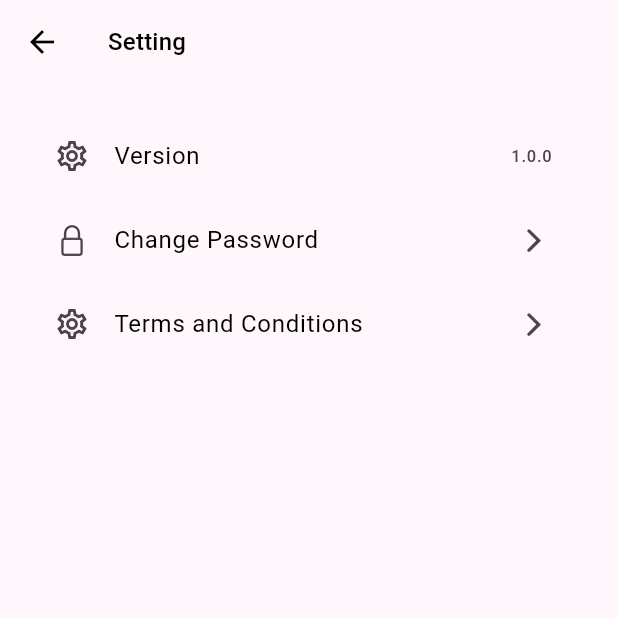
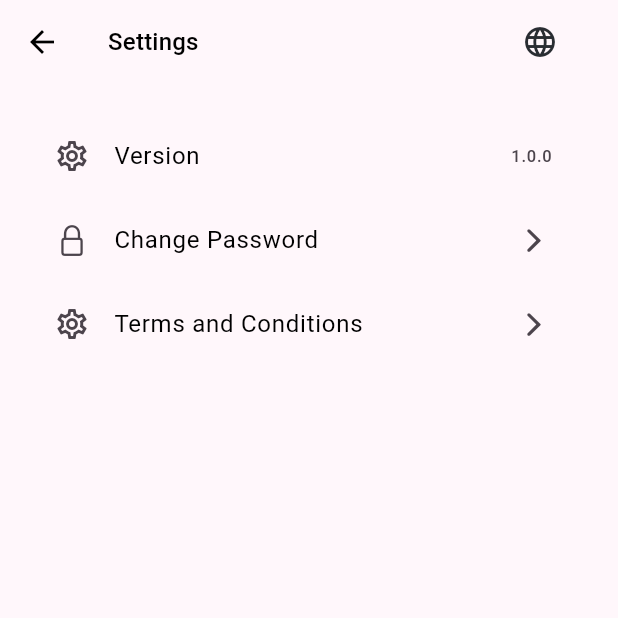
Before and after one commit to NBG-Software/interns-talk-mobile, a Flutter app: the SettingPage screen opened directly, on a phone screen of 412 x 824 dp, the top half of it. Run offline on Flutter 3.47's test engine with Material 3 defaults, Android fonts, the phone set to English and light mode, and no system bars; our stand-ins replace dio, equatable, flutter_bloc, flutter_secure_storage, get_it, image_picker and 3 more; missing offline and left inert: chatview; accounts and stored records are empty; generated files the repository leaves out were written again; network calls fail.

Commit message:
Add localization support with English and Burmese languages

```diff
--- /dev/null
+++ b/l10n.yaml
@@ -0,0 +1,3 @@
+arb-dir: lib/l10n
+template-arb-file: app_en.arb
+output-localization-file: app_localizations.dart
--- /dev/null
+++ b/lib/common/language_constants.dart
@@ -0,0 +1,10 @@
+import 'package:flutter/material.dart';
+import 'package:flutter_gen/gen_l10n/app_localizations.dart';
+
+const String LANGUAGE_CODE = 'languageCode';
+const String ENGLISH = 'en';
+const String BURMESE = 'my';
+
+AppLocalizations translation(BuildContext context) {
+  return AppLocalizations.of(context)!;
+}
--- a/lib/main.dart
+++ b/lib/main.dart
@@ -1,6 +1,7 @@
 import 'package:flutter/material.dart';
 import 'package:flutter/services.dart';
 import 'package:flutter_bloc/flutter_bloc.dart';
+import 'package:interns_talk_mobile/data/datasources/language_service.dart';
 import 'package:interns_talk_mobile/di/injection.dart';
 import 'package:interns_talk_mobile/ui/bloc/auth_bloc.dart';
 import 'package:interns_talk_mobile/ui/bloc/chat_room_bloc.dart';
@@ -9,6 +10,7 @@ import 'package:interns_talk_mobile/ui/bloc/profile_bloc.dart';
 import 'package:interns_talk_mobile/ui/bloc/splash_bloc.dart';
 import 'package:interns_talk_mobile/ui/pages/splash_screen.dart';
 import 'package:interns_talk_mobile/utils/colors.dart';
+import 'package:flutter_gen/gen_l10n/app_localizations.dart';
 
 Future<void> main() async {
   WidgetsFlutterBinding.ensureInitialized();
@@ -29,13 +31,49 @@ Future<void> main() async {
   );
 }
 
-class MyApp extends StatelessWidget {
+class MyApp extends StatefulWidget {
   const MyApp({super.key});
+
+  @override
+  State<MyApp> createState() => _MyAppState();
+
+  static void setLocale(BuildContext context, String languageCode) {
+    _MyAppState? state = context.findAncestorStateOfType<_MyAppState>();
+    state?.setLocale(languageCode);
+  }
+}
+
+class _MyAppState extends State<MyApp> {
+  Locale? _locale;
+  final LanguageService languageService = getIt<LanguageService>();
+
+  setLocale(String languageCode) {
+    languageService.setLocale(languageCode);
+    setState(() {
+      _locale = Locale(languageCode);
+    });
+  }
+
+  @override
+  void didChangeDependencies() {
+    languageService
+        .getLocale()
+        .then((locale) => setLocale(locale.languageCode));
+    super.didChangeDependencies();
+  }
+
+  @override
+  void initState() {
+    super.initState();
+  }
 
   @override
   Widget build(BuildContext context) {
     return MaterialApp(
       debugShowCheckedModeBanner: false,
+      localizationsDelegates: AppLocalizations.localizationsDelegates,
+      supportedLocales: AppLocalizations.supportedLocales,
+      locale: _locale,
       theme: ThemeData(
         textTheme: TextTheme(
             titleLarge: TextStyle(
--- a/lib/ui/pages/login_page.dart
+++ b/lib/ui/pages/login_page.dart
@@ -11,6 +11,7 @@ import 'package:interns_talk_mobile/utils/colors.dart';
 import 'package:interns_talk_mobile/utils/dimens.dart';
 import 'package:interns_talk_mobile/utils/images.dart';
 import 'package:interns_talk_mobile/utils/string.dart';
+import 'package:flutter_gen/gen_l10n/app_localizations.dart';
 
 class LoginPage extends StatefulWidget {
   const LoginPage({super.key});
@@ -127,7 +128,7 @@ class _BodyViewState extends State<_BodyView> {
                         iconColor: kIconColorGrey,
                         keyboardType: TextInputType.emailAddress,
                         autoValidateMode: AutovalidateMode.onUserInteraction,
-                        hintText: kEmailHintText,
+                        hintText: AppLocalizations.of(context)!.emailHint,
                         validator: Validators.emailValidator,
                         fillColor: kTextFieldContainer,
                         hintTextColor: kHintTextColor,
--- a/lib/ui/pages/setting_page.dart
+++ b/lib/ui/pages/setting_page.dart
@@ -1,8 +1,10 @@
 import 'package:flutter/cupertino.dart';
 import 'package:flutter/material.dart';
+import 'package:interns_talk_mobile/common/language_constants.dart';
+import 'package:interns_talk_mobile/ui/pages/language_page.dart';
 import 'package:interns_talk_mobile/ui/pages/terms_page.dart';
+import 'package:interns_talk_mobile/utils/colors.dart';
 import 'package:package_info_plus/package_info_plus.dart';
-
 import 'change_password_page.dart';
 
 class SettingPage extends StatelessWidget {
@@ -14,9 +16,25 @@ class SettingPage extends StatelessWidget {
       appBar: AppBar(
         automaticallyImplyLeading: true,
         title: Text(
-          'Setting',
+          translation(context).settingTitle,
           style: Theme.of(context).textTheme.titleMedium,
         ),
+        actions: [
+          Padding(
+              padding: const EdgeInsets.symmetric(horizontal: 20),
+              child: TextButton(
+                onPressed: () {
+                  Navigator.of(context).push(MaterialPageRoute(
+                      builder: (context) => const ChangeLanguagePage()));
+                },
+                child: Icon(Icons.language),
+                style: ButtonStyle(
+                    iconColor: WidgetStatePropertyAll(
+                      kIconOutlineColor,
+                    ),
+                    iconSize: WidgetStatePropertyAll(24)),
+              )),
+        ],
       ),
       body: _BodyView(),
     );
@@ -55,7 +73,7 @@ class _BodyViewState extends State<_BodyView> {
         children: [
           ListTile(
             leading: Icon(Icons.settings_outlined),
-            title: Text('Version'),
+            title: Text(translation(context).version),
             trailing: Text(appVersion),
           ),
           ListTile(
@@ -65,7 +83,7 @@ class _BodyViewState extends State<_BodyView> {
               ));
             },
             leading: Icon(CupertinoIcons.lock),
-            title: Text('Change Password'),
+            title: Text(translation(context).changePassword),
             trailing: Icon(CupertinoIcons.forward),
           ),
           ListTile(
@@ -74,7 +92,7 @@ class _BodyViewState extends State<_BodyView> {
                   MaterialPageRoute(builder: (context) => const TermsPage()));
             },
             leading: Icon(Icons.settings_outlined),
-            title: Text('Terms and Conditions'),
+            title: Text(translation(context).terms),
             trailing: Icon(CupertinoIcons.forward),
           ),
         ],
```
Also changed, not shown: lib/common/languages.dart (added, +15 -0 lines), lib/data/datasources/language_service.dart (added, +33 -0 lines), lib/l10n/app_en.arb (added, +38 -0 lines), lib/l10n/app_my.arb (added, +35 -0 lines), lib/ui/pages/language_page.dart (added, +74 -0 lines), pubspec.yaml (+7 -1 lines), lib/di/injection.config.dart, pubspec.lock.
